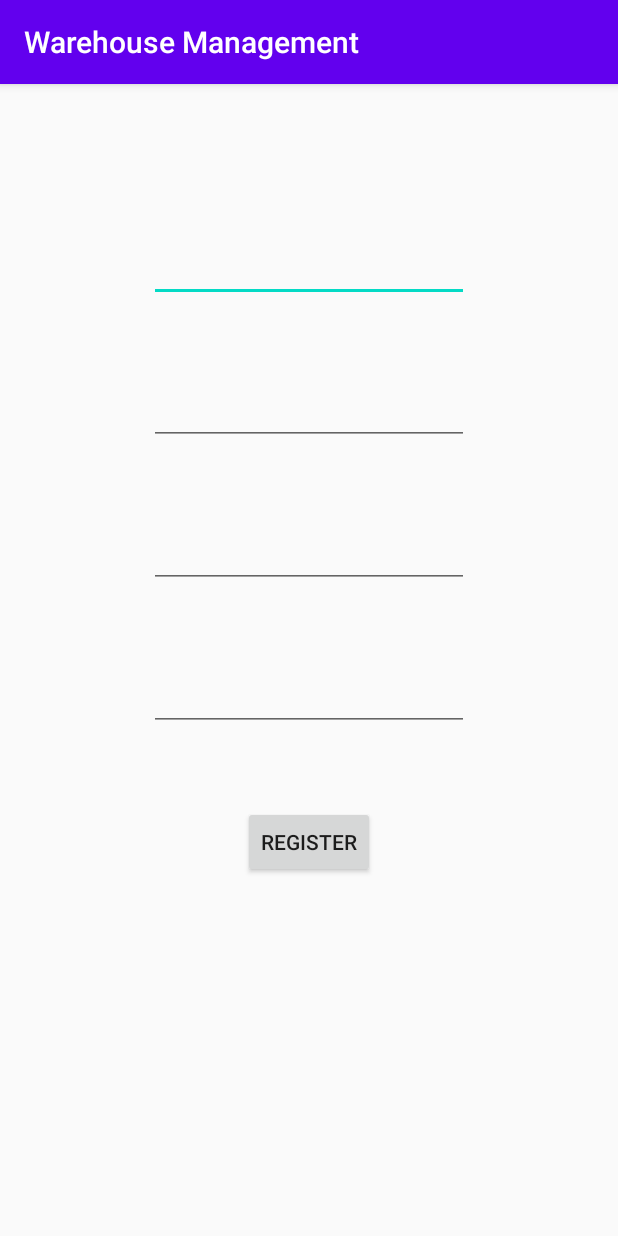
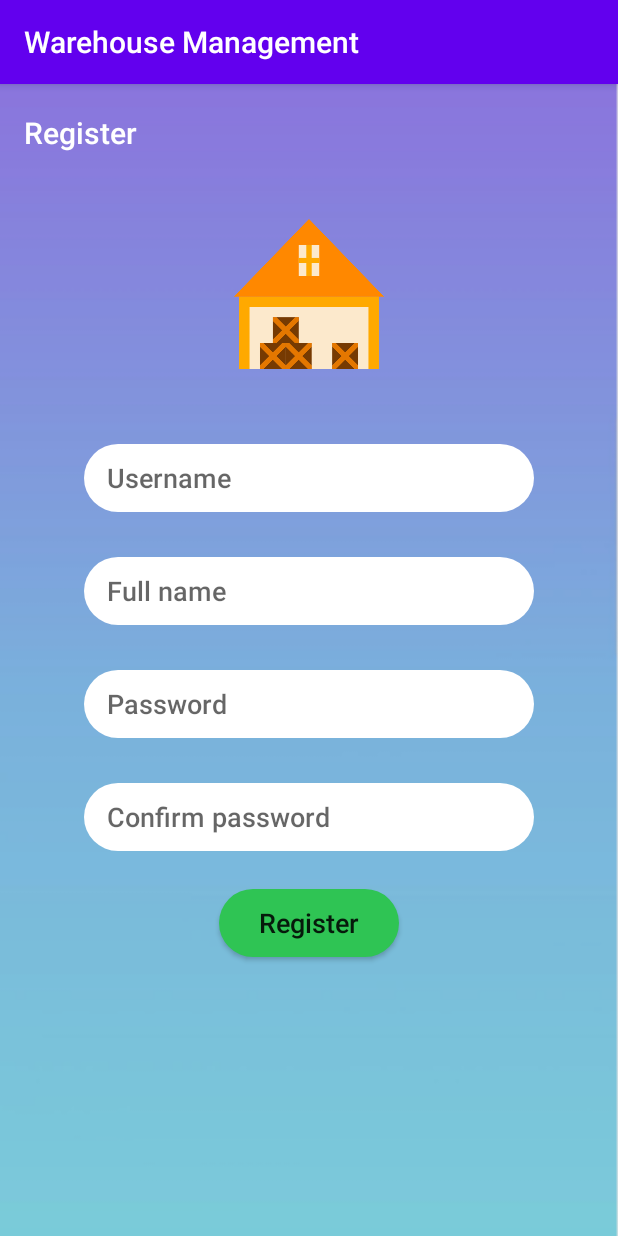
Before and after one commit to congson99/Smart-Warehouse, an Android app: the RegisterActivity screen opened directly, with no data from a screen before it, on a phone screen of 412 x 824 dp. Run offline under Robolectric (Android 15) with nearby library versions, the phone set to English and light mode, and no system bars; our stand-ins replace Firebase (no records; nobody signed in at launch, a user with empty details on screens opened directly).

Commit message:
Delete demo n add UI
- delete demo mode
- add UI login n register

```diff
--- a/app/src/main/java/com/example/warehousemanagement/ChangeInfoActivity.java
+++ b/app/src/main/java/com/example/warehousemanagement/ChangeInfoActivity.java
@@ -86,7 +86,7 @@ public class ChangeInfoActivity extends AppCompatActivity {
         databaseReference.addValueEventListener(new ValueEventListener() {
             @Override
             public void onDataChange(@NonNull DataSnapshot dataSnapshot) {
-                img.setImageDrawable(null);
+                img.setImageResource(R.drawable.farmericon);
                 if(!dataSnapshot.child(id).child("Avatar").getValue().toString().equals("None")){
                     byte[] mangGet = Base64.decode(dataSnapshot.child(id).child("Avatar").getValue().toString(), Base64.DEFAULT);
                     Bitmap bm = BitmapFactory.decodeByteArray(mangGet, 0, mangGet.length);
--- a/app/src/main/java/com/example/warehousemanagement/InfoActivity.java
+++ b/app/src/main/java/com/example/warehousemanagement/InfoActivity.java
@@ -71,7 +71,7 @@ public class InfoActivity extends AppCompatActivity {
             @Override
             public void onDataChange(@NonNull DataSnapshot dataSnapshot) {
                 //Set value
-                img.setImageDrawable(null);
+                img.setImageResource(R.drawable.farmericon);
                 if(!dataSnapshot.child(id).child("Avatar").getValue().toString().equals("None")){
                     byte[] mangGet = Base64.decode(dataSnapshot.child(id).child("Avatar").getValue().toString(), Base64.DEFAULT);
                     Bitmap bm = BitmapFactory.decodeByteArray(mangGet, 0, mangGet.length);
--- a/app/src/main/java/com/example/warehousemanagement/MQTTHelper.java
+++ b/app/src/main/java/com/example/warehousemanagement/MQTTHelper.java
@@ -14,11 +14,11 @@ import org.eclipse.paho.client.mqttv3.MqttException;
 import org.eclipse.paho.client.mqttv3.MqttMessage;
 
 public class MQTTHelper {
-//    final String serverUri = "tcp://13.76.250.158:1883";
+//    final String serverUri = "tcp://52.187.125.59";
 //    /* Đường dẫn tới server, với giao thức tcp, và phải có thêm thông tin về cổng (Port).*/
 //
 //
-//    final String username = "BKvm2";
+//    final String username = "BKvm";
 //    final String password = "Hcmut_CSE_2020";
 
     final String serverUri = "tcp://104.215.152.76";
--- a/app/src/main/java/com/example/warehousemanagement/RegisterActivity.java
+++ b/app/src/main/java/com/example/warehousemanagement/RegisterActivity.java
@@ -96,9 +96,11 @@ public class RegisterActivity extends AppCompatActivity {
                                     public void onDataChange(@NonNull DataSnapshot dataSnapshot) {
                                         //check account exist
                                         if(dataSnapshot.getValue() != null){
+                                            if(!id.getText().toString().equals("")){
                                                 id_w.setText("Tài khoản đã tồn tại!");
                                                 pass.setText("");
                                                 passcf.setText("");
+                                            }
                                         }
                                         else {
                                             //check pass
@@ -108,6 +110,7 @@ public class RegisterActivity extends AppCompatActivity {
                                                 passcf.setText("");
                                             }
                                             else {
+                                                if(!id.getText().toString().equals("")){
                                                     databaseReference.child(id.getText().toString()).child("Name").setValue(name.getText().toString());
                                                     databaseReference.child(id.getText().toString()).child("Pass").setValue(pass.getText().toString());
                                                     databaseReference.child(id.getText().toString()).child("Avatar").setValue("None");
@@ -124,6 +127,7 @@ public class RegisterActivity extends AppCompatActivity {
                                                     name_w.setText("");
                                                     pass_w.setText("");
                                                     passcf_w.setText("");
+                                                }
 
                                             }
                                         }
--- /dev/null
+++ b/app/src/main/res/drawable-v24/corner_register_button.xml
@@ -0,0 +1,11 @@
+<?xml version="1.0" encoding="utf-8"?>
+<!--  res/drawable/rounded_edittext.xml -->
+<shape xmlns:android="http://schemas.android.com/apk/res/android"
+    android:shape="rectangle" android:padding="10dp">
+    <solid android:color="#2FC454"/>
+    <corners
+        android:bottomRightRadius="70dp"
+        android:bottomLeftRadius="70dp"
+        android:topLeftRadius="70dp"
+        android:topRightRadius="70dp"/>
+</shape>
--- /dev/null
+++ b/app/src/main/res/drawable-v24/set_corner_round_edittext.xml
@@ -0,0 +1,11 @@
+<?xml version="1.0" encoding="utf-8"?>
+<!--  res/drawable/rounded_edittext.xml -->
+<shape xmlns:android="http://schemas.android.com/apk/res/android"
+    android:shape="rectangle" android:padding="10dp">
+    <solid android:color="#FFFFFF"/>
+    <corners
+        android:bottomRightRadius="40dp"
+        android:bottomLeftRadius="40dp"
+        android:topLeftRadius="40dp"
+        android:topRightRadius="40dp"/>
+</shape>
--- a/app/src/main/res/layout/activity_change_info.xml
+++ b/app/src/main/res/layout/activity_change_info.xml
@@ -8,6 +8,7 @@
 
     <ImageView
         android:id="@+id/changeinfo_image"
+        android:scaleType="centerCrop"
         android:layout_width="200dp"
         android:layout_height="200dp"
         android:layout_marginStart="20dp"
--- a/app/src/main/res/layout/activity_info.xml
+++ b/app/src/main/res/layout/activity_info.xml
@@ -80,6 +80,7 @@
 
     <ImageView
         android:id="@+id/info_image"
+        android:scaleType="centerCrop"
         android:layout_width="100dp"
         android:layout_height="100dp"
         android:layout_marginTop="10dp"
--- a/app/src/main/res/layout/activity_register.xml
+++ b/app/src/main/res/layout/activity_register.xml
@@ -1,118 +1,152 @@
 <?xml version="1.0" encoding="utf-8"?>
-<androidx.constraintlayout.widget.ConstraintLayout xmlns:android="http://schemas.android.com/apk/res/android"
+<RelativeLayout
+    xmlns:android="http://schemas.android.com/apk/res/android"
     xmlns:app="http://schemas.android.com/apk/res-auto"
     xmlns:tools="http://schemas.android.com/tools"
+    android:background="@drawable/background_pupple"
     android:layout_width="match_parent"
     android:layout_height="match_parent"
     tools:context=".RegisterActivity">
 
+
+    <include
+        android:id="@+id/app_bar"
+        layout = "@layout/register_bar">
+    </include>
+
+    <ImageView
+        android:id="@+id/imgView_warehouse"
+        android:layout_width="100dp"
+        android:layout_height="100dp"
+        android:layout_centerHorizontal="true"
+        android:layout_marginTop="90dp"
+        android:contentDescription="@string/warehouse_logo_name"
+        app:srcCompat="@drawable/warehouse" />
+
     <EditText
         android:id="@+id/register_id"
-        android:layout_width="wrap_content"
-        android:layout_height="wrap_content"
-        android:layout_marginStart="100dp"
-        android:layout_marginTop="100dp"
-        android:layout_marginEnd="100dp"
+        android:layout_width="300dp"
+        android:layout_height="45dp"
+        android:layout_below="@id/imgView_warehouse"
+        android:layout_centerHorizontal="true"
+        android:layout_marginTop="50dp"
+        android:autofillHints="@string/username_name"
+        android:background="@drawable/set_corner_round_edittext"
         android:ems="10"
-        android:gravity="start|top"
-        android:inputType="textMultiLine"
-        app:layout_constraintEnd_toEndOf="parent"
-        app:layout_constraintStart_toStartOf="parent"
-        app:layout_constraintTop_toTopOf="parent" />
+        android:fontFamily="sans-serif-medium"
+        android:hint="@string/username"
+        android:includeFontPadding="true"
+        android:inputType="textEmailAddress"
+        android:paddingStart="15dp"
+        android:paddingEnd="15dp" />
 
     <EditText
         android:id="@+id/register_name"
-        android:layout_width="wrap_content"
-        android:layout_height="wrap_content"
-        android:layout_marginStart="100dp"
-        android:layout_marginTop="50dp"
-        android:layout_marginEnd="100dp"
+        android:layout_width="300dp"
+        android:layout_height="45dp"
+        android:layout_below="@id/register_id"
+        android:layout_centerHorizontal="true"
+        android:layout_marginTop="30dp"
+        android:background="@drawable/set_corner_round_edittext"
         android:ems="10"
-        android:gravity="start|top"
-        android:inputType="textMultiLine"
-        app:layout_constraintEnd_toEndOf="parent"
-        app:layout_constraintStart_toStartOf="parent"
-        app:layout_constraintTop_toBottomOf="@+id/register_id" />
+        android:fontFamily="sans-serif-medium"
+        android:hint="@string/full_name"
+        android:includeFontPadding="true"
+        android:inputType="textPersonName"
+        android:paddingStart="15dp"
+        android:paddingEnd="15dp"
+        android:autofillHints="" />
 
     <EditText
         android:id="@+id/register_pass"
-        android:layout_width="wrap_content"
-        android:layout_height="wrap_content"
-        android:layout_marginStart="100dp"
-        android:layout_marginTop="50dp"
-        android:layout_marginEnd="100dp"
+        android:layout_width="300dp"
+        android:layout_height="45dp"
+        android:layout_below="@id/register_name"
+        android:layout_centerHorizontal="true"
+        android:layout_marginTop="30dp"
+        android:autofillHints=""
+        android:background="@drawable/set_corner_round_edittext"
         android:ems="10"
+        android:fontFamily="sans-serif-medium"
+        android:hint="@string/password"
+        android:includeFontPadding="true"
         android:inputType="textPassword"
-        app:layout_constraintEnd_toEndOf="parent"
-        app:layout_constraintStart_toStartOf="parent"
-        app:layout_constraintTop_toBottomOf="@+id/register_name" />
+        android:paddingStart="15dp"
+        android:paddingEnd="15dp" />
 
     <EditText
         android:id="@+id/register_pass_cf"
-        android:layout_width="wrap_content"
-        android:layout_height="wrap_content"
-        android:layout_marginStart="100dp"
-        android:layout_marginTop="50dp"
-        android:layout_marginEnd="100dp"
+        android:layout_width="300dp"
+        android:layout_height="45dp"
+        android:layout_below="@id/register_pass"
+        android:layout_centerHorizontal="true"
+        android:layout_marginTop="30dp"
+        android:background="@drawable/set_corner_round_edittext"
         android:ems="10"
+        android:fontFamily="sans-serif-medium"
+        android:hint="@string/confirm_password_name"
+        android:includeFontPadding="true"
         android:inputType="textPassword"
-        app:layout_constraintEnd_toEndOf="parent"
-        app:layout_constraintStart_toStartOf="parent"
-        app:layout_constraintTop_toBottomOf="@+id/register_pass" />
+        android:paddingStart="15dp"
+        android:paddingEnd="15dp"
+        android:autofillHints="" />
 
     <Button
         android:id="@+id/register_bt_register"
-        android:layout_width="wrap_content"
-        android:layout_height="wrap_content"
-        android:layout_marginStart="100dp"
-        android:layout_marginTop="50dp"
-        android:layout_marginEnd="100dp"
-        android:text="register"
-        app:layout_constraintEnd_toEndOf="parent"
-        app:layout_constraintStart_toStartOf="parent"
-        app:layout_constraintTop_toBottomOf="@+id/register_pass_cf" />
+        android:layout_width="120dp"
+        android:layout_height="45dp"
+        android:layout_below="@id/register_pass_cf"
+        android:layout_centerHorizontal="true"
+        android:layout_marginTop="25dp"
+        android:background="@drawable/corner_register_button"
+        android:fontFamily="sans-serif-medium"
+        android:text="@string/register"
+        android:textAllCaps="false"
+        android:textSize="18sp"
+        tools:text="Register" />
 
     <TextView
         android:id="@+id/register_id_warn"
         android:layout_width="wrap_content"
         android:layout_height="wrap_content"
-        android:layout_marginStart="100dp"
-        android:layout_marginTop="10dp"
-        android:layout_marginEnd="100dp"
-        app:layout_constraintEnd_toEndOf="parent"
-        app:layout_constraintStart_toStartOf="parent"
-        app:layout_constraintTop_toBottomOf="@+id/register_id" />
+        android:text=""
+        android:textColor="#FF0000"
+        android:layout_centerHorizontal="true"
+        android:layout_below="@id/register_id"
+        android:layout_marginTop="5dp"
+        />
 
     <TextView
         android:id="@+id/register_name_warn"
         android:layout_width="wrap_content"
         android:layout_height="wrap_content"
-        android:layout_marginStart="100dp"
-        android:layout_marginTop="10dp"
-        android:layout_marginEnd="100dp"
-        app:layout_constraintEnd_toEndOf="parent"
-        app:layout_constraintStart_toStartOf="parent"
-        app:layout_constraintTop_toBottomOf="@+id/register_name" />
+        android:text=""
+        android:textColor="#FF0000"
+        android:layout_centerHorizontal="true"
+        android:layout_below="@id/register_name"
+        android:layout_marginTop="5dp"
+        />
 
     <TextView
         android:id="@+id/register_pass_warn"
         android:layout_width="wrap_content"
         android:layout_height="wrap_content"
-        android:layout_marginStart="100dp"
-        android:layout_marginTop="10dp"
-        android:layout_marginEnd="100dp"
-        app:layout_constraintEnd_toEndOf="parent"
-        app:layout_constraintStart_toStartOf="parent"
-        app:layout_constraintTop_toBottomOf="@+id/register_pass" />
+        android:text=""
+        android:textColor="#FF0000"
+        android:layout_centerHorizontal="true"
+        android:layout_below="@id/register_pass"
+        android:layout_marginTop="5dp"
+        />
 
     <TextView
         android:id="@+id/register_passcf_warn"
         android:layout_width="wrap_content"
         android:layout_height="wrap_content"
-        android:layout_marginStart="100dp"
-        android:layout_marginTop="10dp"
-        android:layout_marginEnd="100dp"
-        app:layout_constraintEnd_toEndOf="parent"
-        app:layout_constraintStart_toStartOf="parent"
-        app:layout_constraintTop_toBottomOf="@+id/register_pass_cf" />
-</androidx.constraintlayout.widget.ConstraintLayout>
+        android:text=""
+        android:textColor="#FF0000"
+        android:layout_centerHorizontal="true"
+        android:layout_below="@id/register_pass_cf"
+        android:layout_marginTop="5dp"
+        />
+
+</RelativeLayout>
--- a/app/src/main/res/layout/activity_weather.xml
+++ b/app/src/main/res/layout/activity_weather.xml
@@ -26,7 +26,7 @@
     </WebView>
 
     <TextView
-        android:id="@+id/textView2"
+        android:id="@+id/login_tv_forgot"
         android:layout_width="match_parent"
         android:layout_height="30dp"
         android:background="#FFFFFF"
@@ -51,5 +51,5 @@
         android:textStyle="bold"
         app:layout_constraintEnd_toEndOf="parent"
         app:layout_constraintStart_toStartOf="parent"
-        app:layout_constraintTop_toBottomOf="@+id/textView2" />
+        app:layout_constraintTop_toBottomOf="@+id/login_tv_forgot" />
 </androidx.constraintlayout.widget.ConstraintLayout>
--- /dev/null
+++ b/app/src/main/res/layout/register_bar.xml
@@ -0,0 +1,12 @@
+<?xml version="1.0" encoding="utf-8"?>
+<androidx.appcompat.widget.Toolbar xmlns:android="http://schemas.android.com/apk/res/android"
+    xmlns:app="http://schemas.android.com/apk/res-auto"
+    android:layout_width="match_parent"
+    android:layout_height="65dp"
+    android:textAlignment="center"
+    app:popupTheme="@style/CustomPopupStyle"
+    app:theme="@style/CustomToolbarStyle"
+    app:title="Register"
+    app:titleTextColor="#fff">
+
+</androidx.appcompat.widget.Toolbar>
--- a/app/src/main/res/values/strings.xml
+++ b/app/src/main/res/values/strings.xml
@@ -1,7 +1,20 @@
 <resources>
     <string name="app_name">Warehouse Management</string>
-    <string name="login">Login</string>
     <string name="xem_thong_so">Xem thong so</string>
     <string name="textview">TextView</string>
     <string name="button">Button</string>
+    <string name="login_name" />
+    <string name="warehouse_logo_name" />
+    <string name="username_name" />
+    <string name="password_name" />
+    <string name="register_name" />
+    <string name="forgot_password_name" />
+    <string name="username">Username</string>
+    <string name="password">Password</string>
+    <string name="login">Login</string>
+    <string name="forgot_password">Forgot Password</string>
+    <string name="warn">warn</string>
+    <string name="full_name">Full name</string>
+    <string name="confirm_password_name">Confirm password</string>
+    <string name="register">Register</string>
 </resources>
--- a/app/src/main/res/values/styles.xml
+++ b/app/src/main/res/values/styles.xml
@@ -7,4 +7,8 @@
         <item name="colorAccent">@color/colorAccent</item>
     </style>
 
+    <style name="CustomToolbarStyle"></style>
+
+    <style name="CustomPopupStyle"></style>
+
 </resources>
```
Also changed, not shown: app/src/main/java/com/example/warehousemanagement/LoginActivity.java (+0 -25 lines), app/src/main/res/drawable-v24/login_button.xml (added, +24 -0 lines), app/src/main/res/layout/activity_login.xml (+80 -65 lines), app/src/main/res/layout/login_bar.xml (added, +12 -0 lines), app/src/main/res/drawable-v24/background_pupple.PNG (added), app/src/main/res/drawable-v24/farmericon.png (added), app/src/main/res/drawable-v24/warehouse.png (added). Lines whose indentation alone changed are shown as unchanged.
